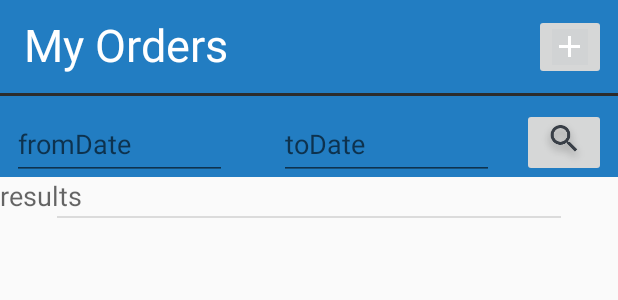
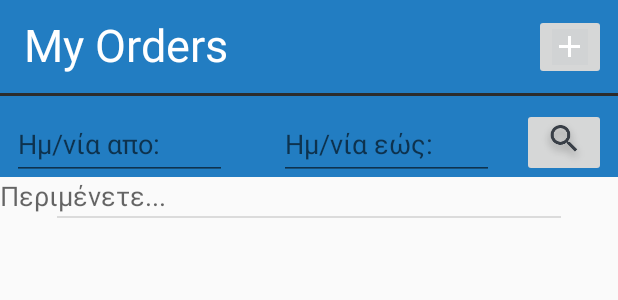
Before and after one commit to cmilios/MobileB2B, an Android app: the layout activity_main_menu.xml on its own in the app's theme, with its tools: preview values and no code run, on a phone screen of 412 x 824 dp. Shown: the top 300 px of the screen. Run offline under Robolectric (Android 15) with nearby library versions, the light colour scheme and no system bars; Roboto replaces fonts that are not available here.

Commit message:
date search filters works

```diff
--- a/app/src/main/java/gr/logistic_i/logistic_i/GsonWorker.java
+++ b/app/src/main/java/gr/logistic_i/logistic_i/GsonWorker.java
@@ -81,9 +81,6 @@ public class GsonWorker {
             JSONObject resObj = new JSONObject(sqlOrders);
             if(state){
                 sqlResponse = sqlRequest.parseResponse(resObj);
-
-
-
             }
         } catch (JSONException e) {
             e.printStackTrace();
@@ -128,9 +125,6 @@ public class GsonWorker {
 
             // Read the first line
             String line = reader.readLine();
-
-
-
 
             // Append the first line to the builder
             result.append(line);
--- a/app/src/main/java/gr/logistic_i/logistic_i/LoginActivity.java
+++ b/app/src/main/java/gr/logistic_i/logistic_i/LoginActivity.java
@@ -82,8 +82,9 @@ public class LoginActivity extends AppCompatActivity {
 //        w.execute(c1.getCurl(), "login", json);
 
         new Thread(() -> {
-            gson.makeLogin(c1);
+
             if (isOnline()){
+                gson.makeLogin(c1);
                 if (gson.getAuthenticationFlag()){
                     Intent i = new Intent(this, MainMenuActivity.class);
                     i.putExtra("url", gson.getUrl());
--- a/app/src/main/java/gr/logistic_i/logistic_i/SqlRequest.java
+++ b/app/src/main/java/gr/logistic_i/logistic_i/SqlRequest.java
@@ -35,7 +35,7 @@ public class SqlRequest {
             jsonData.put( "SqlName", sqlName);
             jsonData.put("param1", fromDate);
             jsonData.put("param2", toDate);
-            jsonData.put("param3", refid);
+            jsonData.put("param3", /*refid*/ "2243");
         } catch (JSONException e) {
             e.printStackTrace();
         }
--- a/app/src/main/res/layout/activity_main_menu.xml
+++ b/app/src/main/res/layout/activity_main_menu.xml
@@ -87,7 +87,7 @@
         android:ems="10"
         android:focusable="true"
         android:focusableInTouchMode="true"
-        android:hint="fromDate"
+        android:hint="Ημ/νία απο:"
         android:inputType="date"
         android:textColor="@color/colorTextBold"
         android:typeface="sans"
@@ -113,7 +113,7 @@
         android:ems="10"
         android:focusable="true"
         android:focusableInTouchMode="true"
-        android:hint="toDate"
+        android:hint="Ημ/νία εώς:"
         android:inputType="date"
         android:textColor="#FF2C2C2C"
         android:typeface="sans"
@@ -133,6 +133,7 @@
         android:layout_marginLeft="8dp"
         android:layout_marginRight="8dp"
         android:layout_marginStart="8dp"
+        android:onClick="initSearch"
         app:layout_constraintBottom_toBottomOf="@+id/toDate"
         app:layout_constraintEnd_toEndOf="@+id/toolbar2"
         app:layout_constraintHorizontal_bias="1.0"
@@ -162,7 +163,7 @@
         android:id="@+id/results_section"
         android:layout_width="0dp"
         android:layout_height="26dp"
-        android:text="results"
+        android:text="Περιμένετε..."
         android:textAppearance="@style/TextAppearance.AppCompat.Medium"
         app:fontFamily="@font/roboto"
         app:layout_constraintEnd_toEndOf="parent"
```
Also changed, not shown: app/src/main/java/gr/logistic_i/logistic_i/MainMenuActivity.java (+43 -7 lines).
